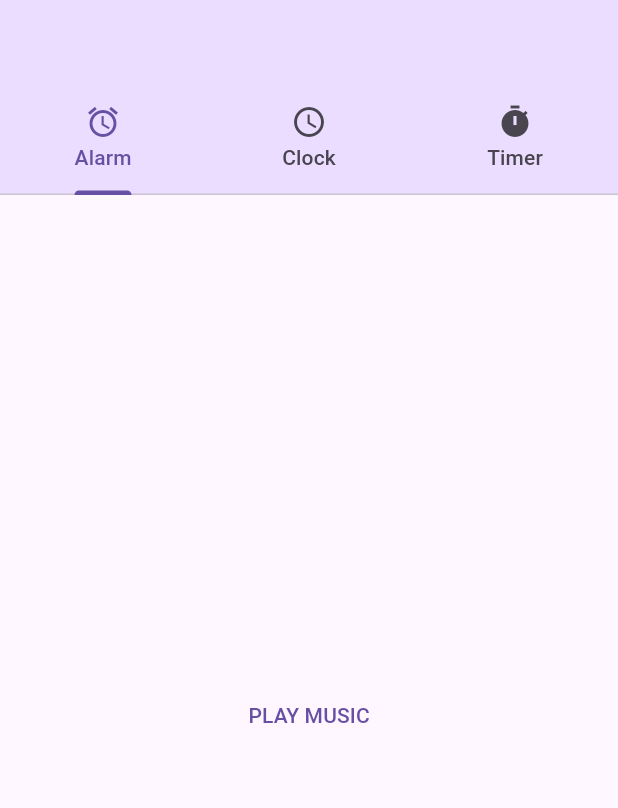
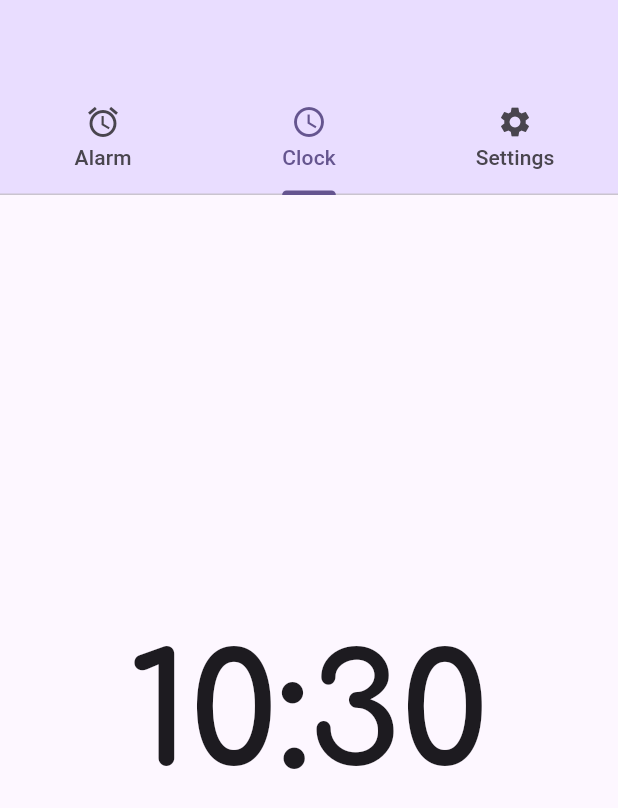
Before and after one commit to CamilleBrunin/Alarm-clock-project, a Flutter app: the screen it shows after launch, on a phone screen of 412 x 824 dp. Shown: the top 808 px of the screen. Run offline on Flutter 3.47's test engine with Material 3 defaults, Android fonts, the phone set to English and light mode, and no system bars; our stand-ins replace google_fonts; missing offline and left inert: digital_lcd_number, process_run.

Commit message:
Change clock style + add Appearance section in settings to personalize theme and brightness

```diff
--- /dev/null
+++ b/radio_alarm_clock/lib/constants.dart
@@ -0,0 +1,20 @@
+import 'package:flutter/material.dart';
+
+enum ColorSeed {
+  baseColor('M3 Baseline', Color(0xff6750a4)),
+  indigo('Indigo', Colors.indigo),
+  blue('Blue', Colors.blue),
+  teal('Teal', Colors.teal),
+  green('Green', Colors.green),
+  yellow('Yellow', Colors.yellow),
+  orange('Orange', Colors.orange),
+  deepOrange('Deep Orange', Colors.deepOrange),
+  pink('Pink', Colors.pink);
+
+  const ColorSeed(this.label, this.color);
+  final String label;
+  final Color color;
+}
+
+const double titleSmall = 17;
+const double headlineSmall = 23;
--- a/radio_alarm_clock/lib/homepage.dart
+++ b/radio_alarm_clock/lib/homepage.dart
@@ -2,13 +2,28 @@ import 'package:flutter/material.dart';
 import 'package:intl/intl.dart';
 import 'package:process_run/shell.dart';
 import 'dart:async';
+import 'package:google_fonts/google_fonts.dart';
+import 'package:radio_alarm_clock/constants.dart';
+import 'package:radio_alarm_clock/settings_screen.dart';
 
 import 'package:radio_alarm_clock/widgets/digital_lcd.dart';
 
 final formatter = DateFormat('kk:mm');
 
 class HomePage extends StatefulWidget {
-  const HomePage({super.key});
+  const HomePage({
+    super.key,
+    required this.useLightMode,
+    required this.colorSelected,
+    required this.handleBrightnessChange,
+    required this.handleColorSelect,
+  });
+
+  final bool useLightMode;
+  final ColorSeed colorSelected;
+
+  final void Function(bool useLightMode) handleBrightnessChange;
+  final void Function(int value) handleColorSelect;
 
   @override
   State<HomePage> createState() => _HomePage();
@@ -56,9 +71,10 @@ class _HomePage extends State<HomePage> {
 
   @override
   Widget build(BuildContext context) {
-    return MaterialApp(
-      home: DefaultTabController(
+    final width = MediaQuery.of(context).size.width;
+    return DefaultTabController(
       length: 3,
+      initialIndex: 1,
       child: Scaffold(
         appBar: AppBar(
           bottom: const TabBar(
@@ -72,8 +88,8 @@ class _HomePage extends State<HomePage> {
                 text: "Clock",
               ),
               Tab(
-                  icon: Icon(Icons.timer),
-                  text: "Timer",
+                icon: Icon(Icons.settings),
+                text: "Settings",
               ),
             ],
           ),
@@ -85,17 +101,25 @@ class _HomePage extends State<HomePage> {
               onPressed: _runCommand,
               child: const Text("PLAY MUSIC"),
             ),
-              // Center(
-              //     child: Text(
-              //   formattedTime,
-              //   textAlign: TextAlign.center,
-              //   style:
-              //       new TextStyle(fontWeight: FontWeight.bold, fontSize: 25.0),
-              // )),
-              clockWidget(),
-              const Icon(Icons.timer),
+            Center(
+              child: Text(
+                formattedTime,
+                textAlign: TextAlign.center,
+                style: GoogleFonts.comfortaa(
+                  textStyle: Theme.of(context).textTheme.displayLarge,
+                  fontSize: width / 4,
+                  fontWeight: FontWeight.w700,
+                ),
+              ),
+            ),
+            // clockWidget(),
+            Settings(
+              useLightMode: widget.useLightMode,
+              colorSelected: widget.colorSelected,
+              handleBrightnessChange: widget.handleBrightnessChange,
+              handleColorSelect: widget.handleColorSelect,
+            ),
           ],
-          ),
         ),
       ),
     );
--- a/radio_alarm_clock/lib/main.dart
+++ b/radio_alarm_clock/lib/main.dart
@@ -1,6 +1,63 @@
 import 'package:flutter/material.dart';
+import 'package:radio_alarm_clock/constants.dart';
 import 'package:radio_alarm_clock/homepage.dart';
 
 void main() {
-  runApp(const HomePage());
+  runApp(const App());
 }
+
+class App extends StatefulWidget {
+  const App({super.key});
+
+  @override
+  State<App> createState() => _AppState();
+}
+
+class _AppState extends State<App> {
+  ThemeMode themeMode = ThemeMode.system;
+  // Color management
+  ColorSeed colorSelected = ColorSeed.baseColor;
+
+  bool get useLightMode => switch (themeMode) {
+        ThemeMode.system =>
+          View.of(context).platformDispatcher.platformBrightness ==
+              Brightness.light,
+        ThemeMode.light => true,
+        ThemeMode.dark => false
+      };
+
+  void handleBrightnessChange(bool useLightMode) {
+    setState(() {
+      themeMode = useLightMode ? ThemeMode.light : ThemeMode.dark;
+    });
+  }
+
+  void handleColorSelect(int value) {
+    setState(() {
+      colorSelected = ColorSeed.values[value];
+    });
+  }
+
+  @override
+  Widget build(BuildContext context) {
+    return MaterialApp(
+      debugShowCheckedModeBanner: false,
+      title: 'Material 3',
+      themeMode: themeMode,
+      theme: ThemeData(
+        colorSchemeSeed: colorSelected.color,
+        brightness: Brightness.light,
+      ),
+      darkTheme: ThemeData(
+        colorSchemeSeed: colorSelected.color,
+        brightness: Brightness.dark,
+      ),
+      home: HomePage(
+        useLightMode: useLightMode,
+        colorSelected: colorSelected,
+        handleBrightnessChange: handleBrightnessChange,
+        handleColorSelect: handleColorSelect,
+      ),
+    );
+  }
+}
--- a/radio_alarm_clock/pubspec.yaml
+++ b/radio_alarm_clock/pubspec.yaml
@@ -38,6 +38,7 @@ dependencies:
   process_run: ^0.14.2
   intl: ^0.19.0
   digital_lcd_number: ^0.1.2
+  google_fonts: ^6.2.1
 
 dev_dependencies:
   flutter_test:
```
Also changed, not shown: radio_alarm_clock/lib/settings_screen.dart (added, +129 -0 lines), radio_alarm_clock/pubspec.lock, 1 other file. Lines whose indentation alone changed are shown as unchanged.
